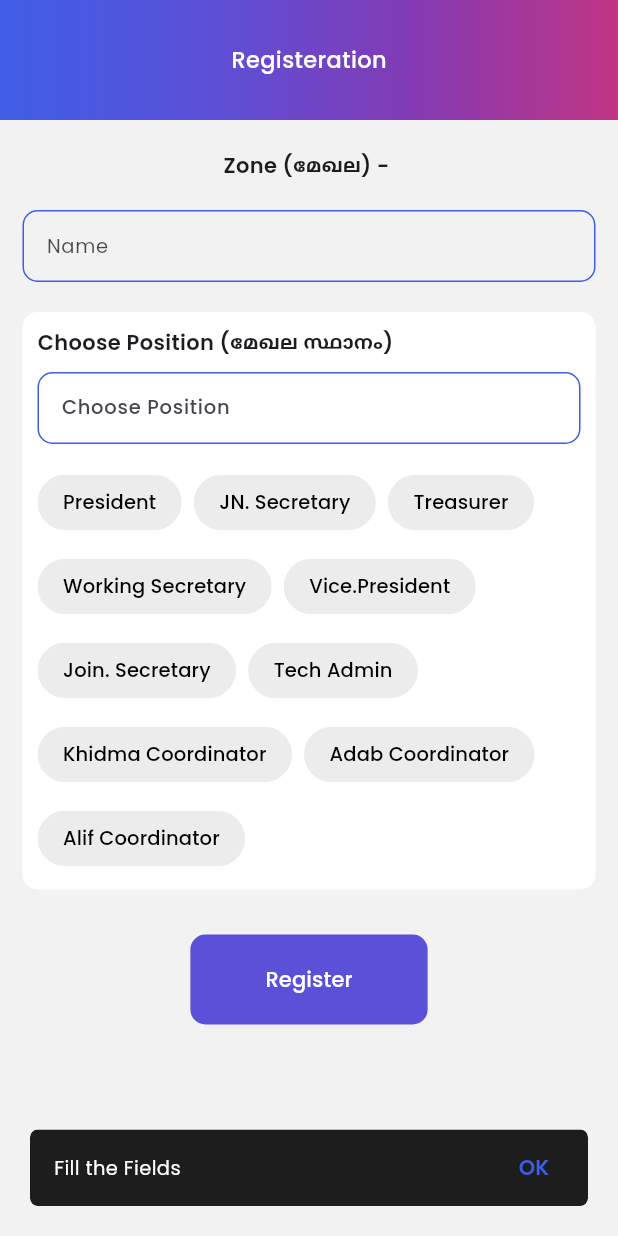
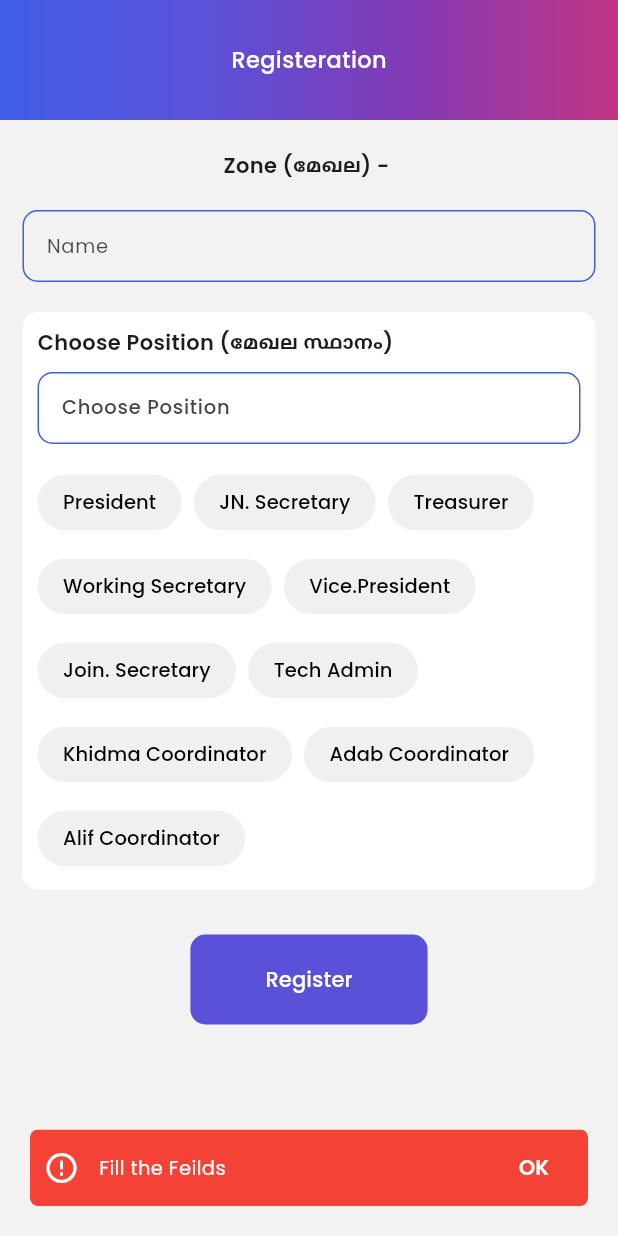
Before and after one commit to Amjad-Tp/sksbv_kannur_district, a Flutter app: the RegisterationScreen screen opened directly with empty values, after a tap on "Register", on a phone screen of 412 x 824 dp. Run offline on Flutter 3.47's test engine with Material 3 defaults, Android fonts, the phone set to English and light mode, and no system bars; our stand-ins replace cloud_firestore, firebase_core, get; accounts and stored records are empty.

Commit message:
Solved some bugs

```diff
--- a/lib/functions/alert_with_background_blur.dart
+++ b/lib/functions/alert_with_background_blur.dart
@@ -1,5 +1,4 @@
 import 'dart:ui';
-
 import 'package:flutter/material.dart';
 import 'package:get/get.dart';
 import 'package:sksbv_kannur_jilla/functions/constants.dart';
@@ -11,7 +10,7 @@ void alertWithBackgroundBlur({
   VoidCallback? backButtonFunction,
   required String buttonName,
   String? cancelButton,
-}) async {
+}) {
   Get.dialog(
     Stack(
       children: [
@@ -44,7 +43,7 @@ void alertWithBackgroundBlur({
                   style: const TextStyle(color: blackColor),
                 ),
               ),
-              // Logout button
+              // Yes button
               TextButton(
                 onPressed: () {
                   function();
--- a/lib/functions/constants.dart
+++ b/lib/functions/constants.dart
@@ -11,18 +11,17 @@ const lightBlackColor = Color(0xFF1D1D1D);
 
 const scaffoldColor = Color(0xFFF2F2F2);
 
-const greyColor = Color(0xFFC5C5C5);
-const lightGreyColor = Color(0xFFECECEC);
+const greyColor = Colors.grey;
+const lightGreyColor = Color(0xFFF0F0F0);
 
 const redColor = Colors.red;
-const orengeColor = Colors.orange;
-const darkOrenge = Colors.deepOrange;
-const greenColor = Colors.green;
+const greenColor = Color(0xFF5cb85c);
 const transparent = Colors.transparent;
 
 const screenPadding = EdgeInsets.only(top: 20, left: 15, right: 15);
 
 final BorderRadius borderRadius = BorderRadius.circular(10);
+final BorderRadius borderRadius20 = BorderRadius.circular(20);
 final BorderRadius borderRadius8 = BorderRadius.circular(8);
 
 final shadow = [
--- a/lib/functions/register_member.dart
+++ b/lib/functions/register_member.dart
@@ -16,7 +16,7 @@ void registerMember(
   final name = nameController.text.trim();
   final position = registerController.selectedPosition.value;
   if (name.isEmpty || zone.isEmpty || position.isEmpty) {
-    snackbar('Fill the Fields');
+    showErrorSnackbar(message: 'Fill the Feilds');
     return;
   }
   alertWithBackgroundBlur(
@@ -38,9 +38,9 @@ void registerMember(
       final result = await registrationService.registerMember(member);
 
       if (result != null) {
-        snackbar(result);
+        showErrorSnackbar(message: result);
       } else {
-        snackbar('$name is Registered');
+        showSuccessSnackbar(message: '$name is Registered as $position');
         clearFilds(nameController, registerController);
       }
     },
--- a/lib/functions/snack_bar.dart
+++ b/lib/functions/snack_bar.dart
@@ -2,23 +2,45 @@ import 'package:flutter/material.dart';
 import 'package:get/get.dart';
 import 'package:sksbv_kannur_jilla/functions/constants.dart';
 
-void snackbar(String message) {
+void showSuccessSnackbar({required String message}) {
   Get.rawSnackbar(
-    maxWidth: 500,
     messageText: Text(
       message,
       style: const TextStyle(fontSize: 13, color: whiteColor),
     ),
-    backgroundColor: lightBlackColor,
+    backgroundColor: greenColor,
     borderRadius: 5,
+    maxWidth: 500,
+    icon: const Icon(Icons.check_circle_outline_rounded, color: whiteColor),
     mainButton: TextButton(
       onPressed: () => Get.back(),
       child: const Text(
         'OK',
-        style: TextStyle(color: royalBlue, fontWeight: FontWeight.w600),
+        style: TextStyle(color: whiteColor, fontWeight: FontWeight.w600),
       ),
     ),
-    duration: const Duration(seconds: 4),
     margin: const EdgeInsets.all(20),
   );
 }
+
+void showErrorSnackbar({required String message}) {
+  Get.rawSnackbar(
+    messageText: Text(
+      message,
+      style: const TextStyle(fontSize: 13, color: whiteColor),
+    ),
+    icon: const Icon(Icons.error_outline_rounded, color: whiteColor),
+    backgroundColor: redColor,
+    borderRadius: 5,
+    maxWidth: 500,
+    mainButton: TextButton(
+      onPressed: () => Get.back(),
+      child: const Text(
+        'OK',
+        style: TextStyle(color: whiteColor, fontWeight: FontWeight.w600),
+      ),
+    ),
+    // duration: const Duration(seconds: 4),
+    margin: const EdgeInsets.all(20),
+  );
+}
--- /dev/null
+++ b/lib/screens/registered_members_screen_controller.dart
@@ -0,0 +1,3 @@
+import 'package:get/get.dart';
+
+class RegisteredMembersScreenController extends GetxController {}
--- a/lib/widgets/custom_text_field.dart
+++ b/lib/widgets/custom_text_field.dart
@@ -42,10 +42,7 @@ class CustomTextField extends StatelessWidget {
           color: blackColor.withValues(alpha: .7),
           fontSize: 13,
         ),
-        border: OutlineInputBorder(
-          borderSide: const BorderSide(color: royalBlue, width: 2),
-          borderRadius: BorderRadius.circular(10),
-        ),
+        border: OutlineInputBorder(borderRadius: BorderRadius.circular(10)),
         focusedBorder: OutlineInputBorder(
           borderSide: const BorderSide(color: royalBlue, width: 2),
           borderRadius: BorderRadius.circular(10),
--- a/pubspec.yaml
+++ b/pubspec.yaml
@@ -35,6 +35,7 @@ dependencies:
     sdk: flutter
   get: ^4.7.2
   google_fonts: ^6.2.1
+  pull_to_refresh: ^2.0.0
   uuid: ^4.5.1
 
 dev_dependencies:
```
Also changed, not shown: lib/functions/maps.dart (+7 -7 lines), lib/screens/home_screen.dart (+7 -3 lines), lib/screens/login_screen.dart (+15 -3 lines), lib/screens/registered_members_screen.dart (added, +15 -0 lines), lib/services/registration_services.dart (+7 -2 lines), lib/widgets/custom_drawer.dart (+6 -1 lines), lib/widgets/nav_bar_widget.dart (+10 -3 lines), pubspec.lock.
